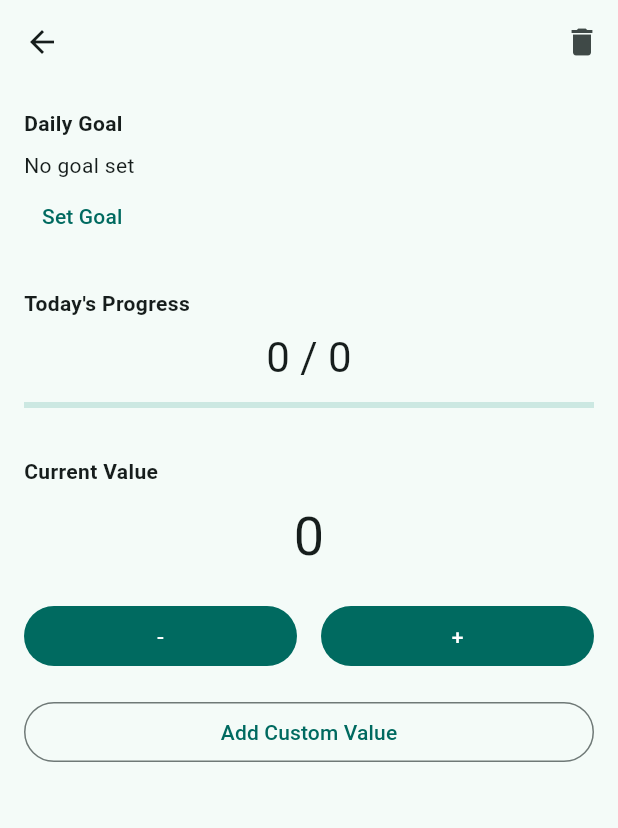
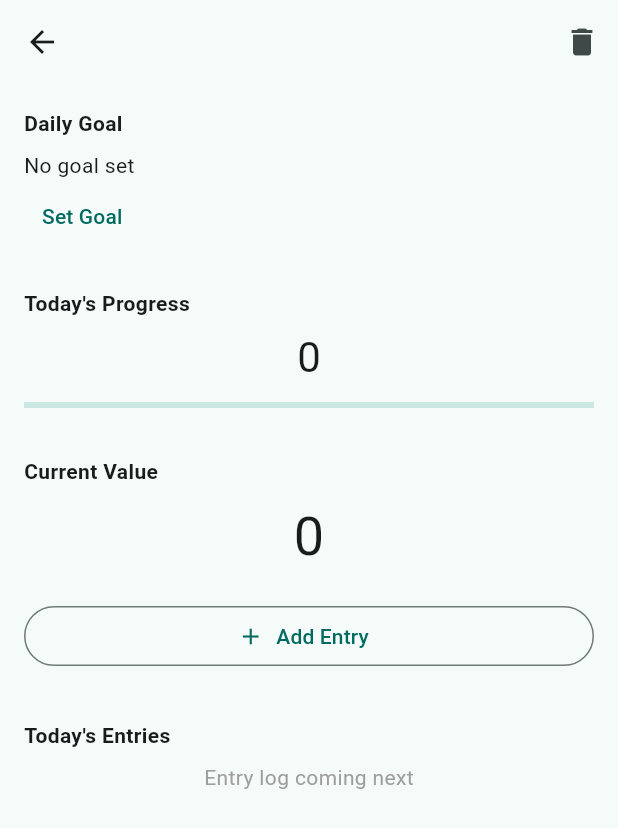
Before and after one commit to ysvaditya05/YSV-Daily-Tracker, a Flutter app: the NumberTrackerScreen screen opened directly with empty values, on a phone screen of 412 x 824 dp. Shown: the top 828 px of the screen. Run offline on Flutter 3.47's test engine with Material 3 defaults, Android fonts, the phone set to English and light mode, and no system bars; our stand-ins replace sqflite, sqflite_common_ffi; accounts and stored records are empty.

Commit message:
Fixed number tracker bugs

```diff
--- a/lib/screens/number_tracker_screen.dart
+++ b/lib/screens/number_tracker_screen.dart
@@ -70,21 +70,36 @@ class NumberTrackerScreen extends StatefulWidget {
 	}
 
 	Future<void> _showCustomValueDialog() async {
-		  final controller = TextEditingController();
+		  final valueController = TextEditingController();
+		  final descriptionController = TextEditingController();
 
-		  final result = await showDialog<double>(
+		  final result = await showDialog<(double, String?)>(
 		    context: context,
 		    builder: (context) {
 		      return AlertDialog(
-			title: const Text('Add Custom Value'),
-			content: TextField(
-			  controller: controller,
+			title: const Text('Add Entry'),
+			content: Column(
+			  mainAxisSize: MainAxisSize.min,
+			  children: [
+			    TextField(
+			      controller: valueController,
 			      keyboardType: const TextInputType.numberWithOptions(
 				decimal: true,
 			      ),
 			      decoration: InputDecoration(
-			    labelText: _unit.isEmpty ? 'Amount' : 'Amount ($_unit)',
+				labelText: _unit.isEmpty
+				    ? 'Amount'
+				    : 'Amount ($_unit)',
 			      ),
+			    ),
+			    const SizedBox(height: 16),
+			    TextField(
+			      controller: descriptionController,
+			      decoration: const InputDecoration(
+				labelText: 'Description (optional)',
+			      ),
+			    ),
+			  ],
 			),
 			actions: [
 			  TextButton(
@@ -93,10 +108,19 @@ class NumberTrackerScreen extends StatefulWidget {
 			  ),
 			  FilledButton(
 			    onPressed: () {
-			      final value = double.tryParse(controller.text);
+			      final value =
+				  double.tryParse(valueController.text.trim());
 
 			      if (value != null) {
-				Navigator.pop(context, value);
+				Navigator.pop(
+				  context,
+				  (
+				    value,
+				    descriptionController.text.trim().isEmpty
+				        ? null
+				        : descriptionController.text.trim(),
+				  ),
+				);
 			      }
 			    },
 			    child: const Text('Add'),
@@ -109,10 +133,13 @@ class NumberTrackerScreen extends StatefulWidget {
 		  if (result == null) return;
 
 		  setState(() {
-		    _currentValue += result;
+		    _currentValue += result.$1;
 		  });
 
 		  await _saveSettings();
+
+		  // Description will be stored once we implement
+		  // the Number Entry log.
 		}
 
 	  Future<void> _setGoal() async {
@@ -162,9 +189,12 @@ class NumberTrackerScreen extends StatefulWidget {
 				  onPressed: () {
 				    final text = controller.text.trim();
 
-				    final value = text.isEmpty
-					? _dailyGoal?.toInt() ?? 0
-					: int.tryParse(text);
+				    if (text.isEmpty) {
+				      Navigator.pop<int?>(context, null);
+				      return;
+				    }
+
+				    final value = int.tryParse(text);
 
 				    if (value != null && value >= 0) {
 				      Navigator.pop(context, value);
@@ -177,14 +207,12 @@ class NumberTrackerScreen extends StatefulWidget {
 		    },
 		  );
 
-		  if (result != null) {
 		  setState(() {
-				  _dailyGoal = result.toDouble();
+			  _dailyGoal = result?.toDouble();
 			  _unit = unitController.text.trim();
 			});
 
 			await _saveSettings();
-			}
 		}
 
 	  @override
@@ -236,15 +264,26 @@ class NumberTrackerScreen extends StatefulWidget {
 		  const SizedBox(height: 8),
 
 		  Text(
-		    '0 / 0',
+			  _dailyGoal == null
+			      ? (_unit.isEmpty
+				  ? _currentValue.toStringAsFixed(
+				      _currentValue == _currentValue.roundToDouble() ? 0 : 1,
+				    )
+				  : '${_currentValue.toStringAsFixed(_currentValue == _currentValue.roundToDouble() ? 0 : 1)} $_unit')
+			      : (_unit.isEmpty
+				  ? '${_currentValue.toStringAsFixed(_currentValue == _currentValue.roundToDouble() ? 0 : 1)} / ${_dailyGoal!.toStringAsFixed(_dailyGoal == _dailyGoal!.roundToDouble() ? 0 : 1)}'
+				  : '${_currentValue.toStringAsFixed(_currentValue == _currentValue.roundToDouble() ? 0 : 1)} / ${_dailyGoal!.toStringAsFixed(_dailyGoal == _dailyGoal!.roundToDouble() ? 0 : 1)} $_unit'),
 			  textAlign: TextAlign.center,
 			  style: Theme.of(context).textTheme.headlineMedium,
 			),
 
 		  const SizedBox(height: 12),
 
-		  LinearProgressIndicator(
-			  value: 0,
+		  _dailyGoal == null
+			    ? const LinearProgressIndicator(value: 0)
+			    : LinearProgressIndicator(
+				value: (_currentValue / _dailyGoal!)
+				    .clamp(0.0, 1.0),
 			      ),
 
 		  const SizedBox(height: 32),
@@ -261,56 +300,33 @@ class NumberTrackerScreen extends StatefulWidget {
 			      ? _currentValue.toStringAsFixed(
 				  _currentValue == _currentValue.roundToDouble() ? 0 : 1,
 				)
-			      : '$_currentValue $_unit',
+			      : '${_currentValue.toStringAsFixed(_currentValue == _currentValue.roundToDouble() ? 0 : 1)} $_unit',
 			  textAlign: TextAlign.center,
 			  style: Theme.of(context).textTheme.displaySmall,
 			),
 
 			const SizedBox(height: 20),
 
-		  Row(
-		    children: [
+			OutlinedButton.icon(
+			  onPressed: _showCustomValueDialog,
+			  icon: const Icon(Icons.add),
+			  label: const Text('Add Entry'),
+			),
+		const SizedBox(height: 32),
 
-		      Expanded(
-		        child: FilledButton(
-				  onPressed: () async {
-					  setState(() {
-					    if (_currentValue > 0) {
-					      _currentValue--;
-					    }
-					  });
+		const Text(
+		  "Today's Entries",
+		  style: TextStyle(fontWeight: FontWeight.bold),
+		),
 
-					  await _saveSettings();
-					},
-				  child: const Text('-'),
+		const SizedBox(height: 8),
+
+		const Center(
+		  child: Text(
+		    'Entry log coming next',
+		    style: TextStyle(color: Colors.grey),
 		  ),
 		),
-
-		      const SizedBox(width: 16),
-
-		      Expanded(
-		        child: FilledButton(
-				  onPressed: () async {
-					  setState(() {
-					    _currentValue++;
-					  });
-
-					  await _saveSettings();
-					},
-				  child: const Text('+'),
-				),
-		      ),
-
-		    ],
-		  ),
-
-		  const SizedBox(height: 16),
-
-		  OutlinedButton(
-			  onPressed: _showCustomValueDialog,
-			  child: const Text('Add Custom Value'),
-			),
-
 		],
 	      ),
 	    ),
```
Lines whose indentation alone changed are shown as unchanged.
